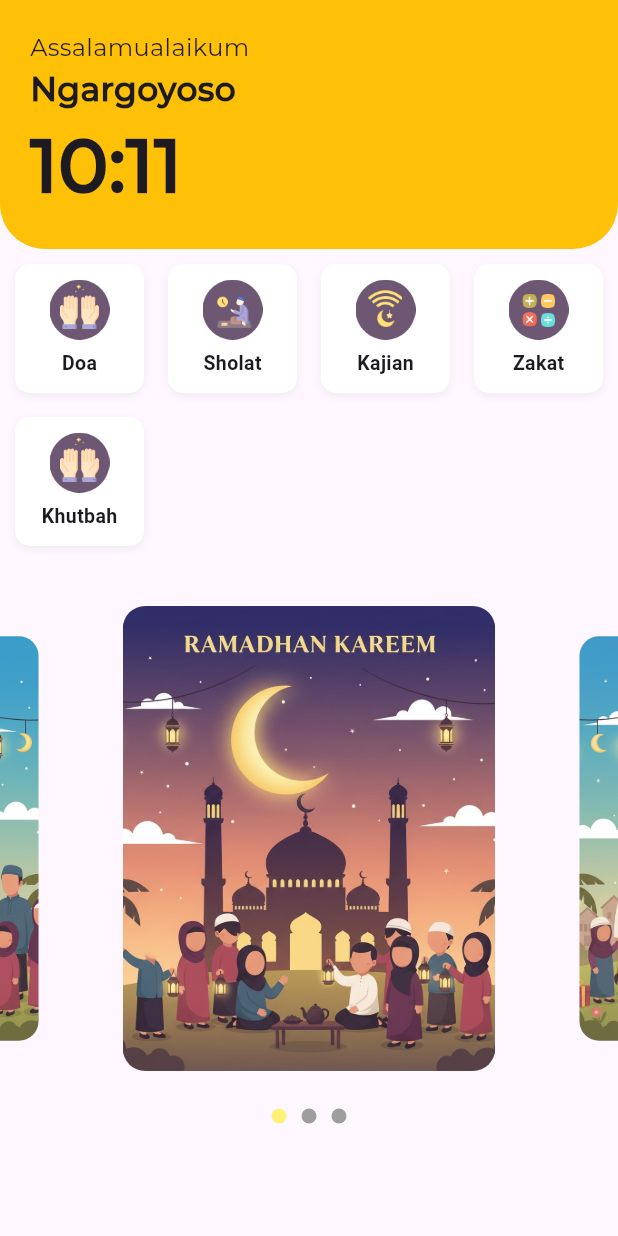
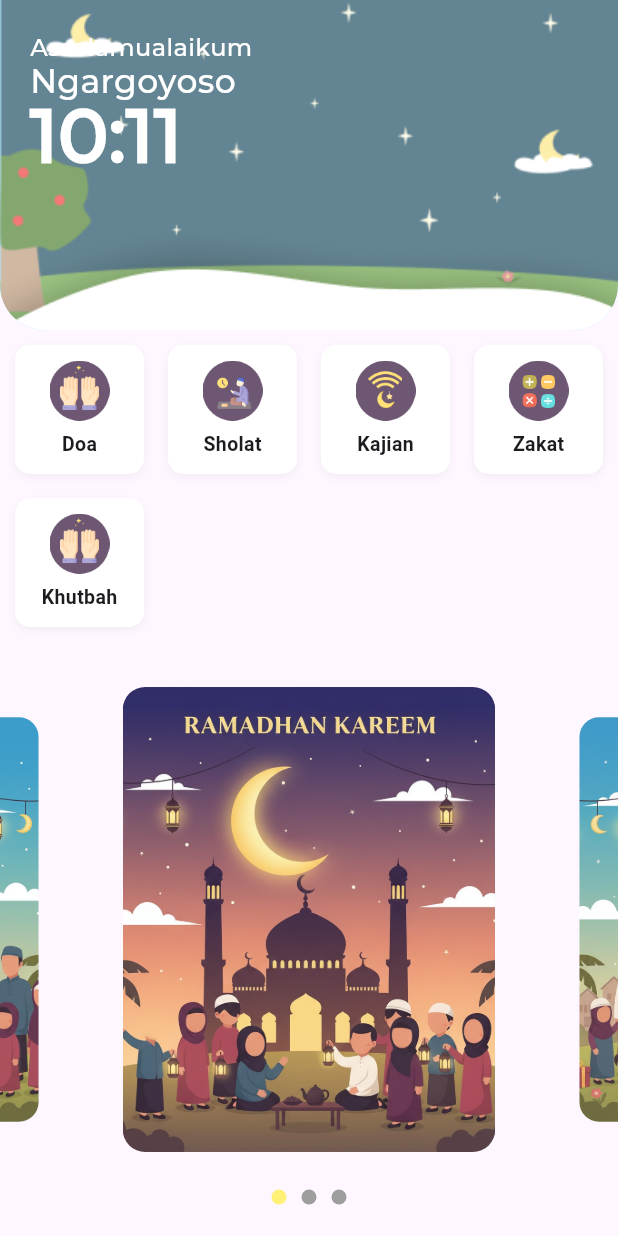
Before and after one commit to Gha211th/Bitaqwa-App-Project, a Flutter app: the screen it shows after launch, on a phone screen of 412 x 824 dp. Run offline on Flutter 3.47's test engine with Material 3 defaults, Android fonts, the phone set to English and light mode, and no system bars; drawn by our look-alikes of carousel_slider; our stand-ins replace geocoding, geolocator, permission_handler, shared_preferences; missing offline and left inert: string_similarity; Roboto replaces fonts that are missing (monserrat).

Commit message:
adding time, text, simply its a dashboard!

```diff
--- a/lib/pages/home_page.dart
+++ b/lib/pages/home_page.dart
@@ -97,13 +97,21 @@ class _Home_PageState extends State<Home_Page> {
 
   // ======== widget _buildHeroSection / jadwal sholat by lokasi ========
   Widget _buildHeroSection() {
-    return Container(
+    return Stack(
+      clipBehavior: Clip.none,
+      children: [
+        Container(
+          height: 220,
           width: double.infinity,
           decoration: BoxDecoration(
-        color: Colors.amber,
+            color: Color(0xFFB3E5FC),
             borderRadius: BorderRadius.only(
               bottomLeft: Radius.circular(30),
               bottomRight: Radius.circular(30),
+            ),
+            image: DecorationImage(
+              image: AssetImage('assets/images/bg_header_dashboard_night.png'),
+              fit: BoxFit.cover,
             ),
           ),
           child: Padding(
@@ -113,27 +121,38 @@ class _Home_PageState extends State<Home_Page> {
               children: [
                 Text(
                   "Assalamualaikum",
-              style: TextStyle(fontFamily: 'montserrat', fontSize: 16),
+                  style: TextStyle(
+                    fontFamily: 'montserrat',
+                    fontSize: 16,
+                    color: Colors.white,
+                    fontWeight: FontWeight.w600,
+                  ),
                 ),
                 Text(
                   "Ngargoyoso",
                   style: TextStyle(
+                    height: 1.0,
                     fontFamily: 'montserrat',
-                fontWeight: FontWeight.bold,
+                    fontWeight: FontWeight.w500,
                     fontSize: 22,
+                    color: Colors.white,
                   ),
                 ),
                 Text(
                   DateFormat('HH:MM').format(DateTime.now()),
                   style: TextStyle(
+                    height: 1.0,
                     fontFamily: 'montserrat',
                     fontSize: 50,
                     fontWeight: FontWeight.w800,
+                    color: Colors.white,
                   ),
                 ),
               ],
             ),
           ),
+        ),
+      ],
     );
   }
 
```
Also changed, not shown: assets/images/morning.jpg (renamed from assets/images/IMG-20251104-WA0017.jpg). Lines whose indentation alone changed are shown as unchanged.
